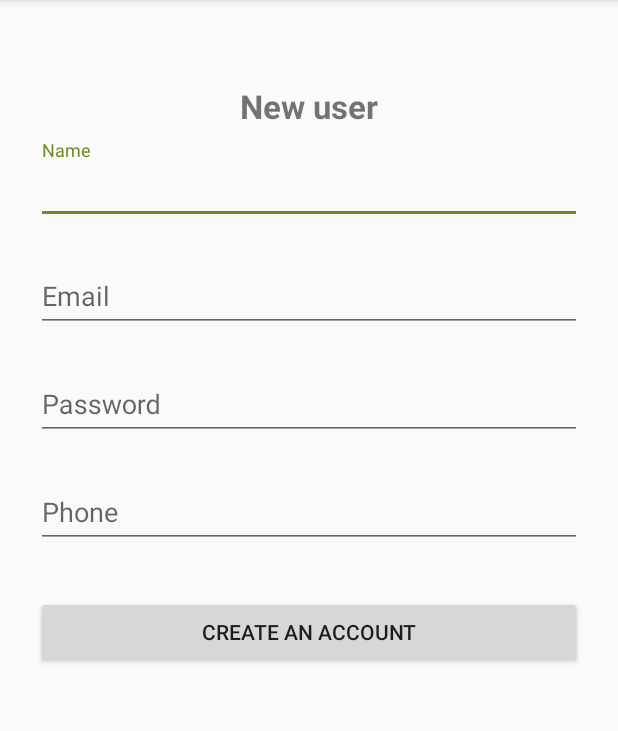
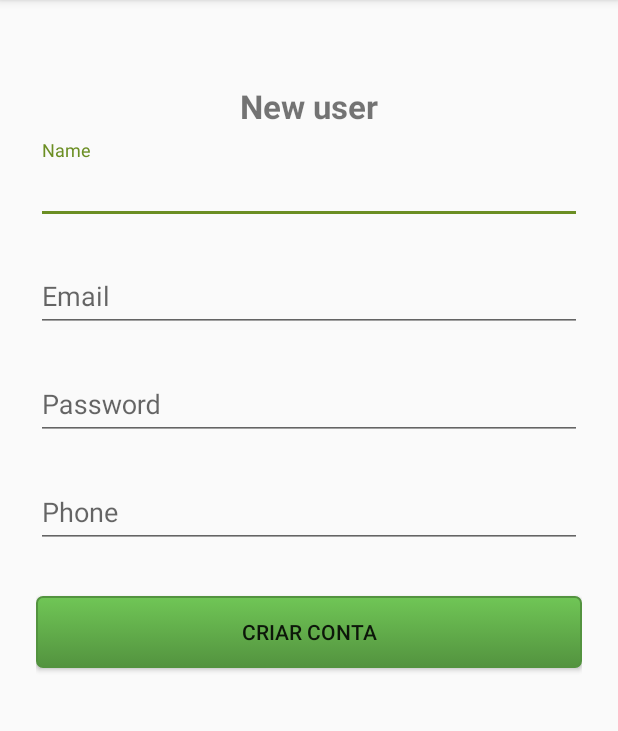
Before and after one commit to edandaniel/Jokenpokemon, an Android app: the RegisterActivity screen opened directly, with no data from a screen before it, on a phone screen of 412 x 824 dp, the part 84-815 px from its top. Run offline under Robolectric (Android 15) with nearby library versions, the phone set to English and light mode, and no system bars; our stand-ins replace Firebase (no records; nobody signed in at launch, a user with empty details on screens opened directly).

Commit message:
corrige layout da tela register

```diff
--- a/app/src/main/AndroidManifest.xml
+++ b/app/src/main/AndroidManifest.xml
@@ -18,7 +18,8 @@
                 <category android:name="android.intent.category.LAUNCHER" />
             </intent-filter>
         </activity>
-        <activity android:name=".view.LoginActivity" />
+        <activity android:name=".view.LoginActivity"
+            android:theme="@style/FullScreen"/>
         <activity android:name=".view.MenuActivity" />
         <activity android:name=".view.RegisterActivity" />
         <activity android:name=".view.GameActivity" />
--- a/app/src/main/res/layout/activity_register.xml
+++ b/app/src/main/res/layout/activity_register.xml
@@ -73,7 +73,8 @@
             android:layout_marginTop="24dp"
             android:layout_marginBottom="24dp"
             android:padding="12dp"
-            android:text="Create an account"/>
+            android:text="@string/adicionar_conta"
+            android:background="@drawable/botao_verde"/>
 
     </LinearLayout>
 </ScrollView>
--- a/app/src/main/res/values/strings.xml
+++ b/app/src/main/res/values/strings.xml
@@ -10,4 +10,5 @@
     <string name="sobre">Sobre</string>
     <string name="sair">Sair</string>
     <string name="desenvolvimento_app">Disciplina de Android da MBA de Desenvolvimento Mobile da FIAP.</string>
+    <string name="adicionar_conta">Criar conta</string>
 </resources>
```
